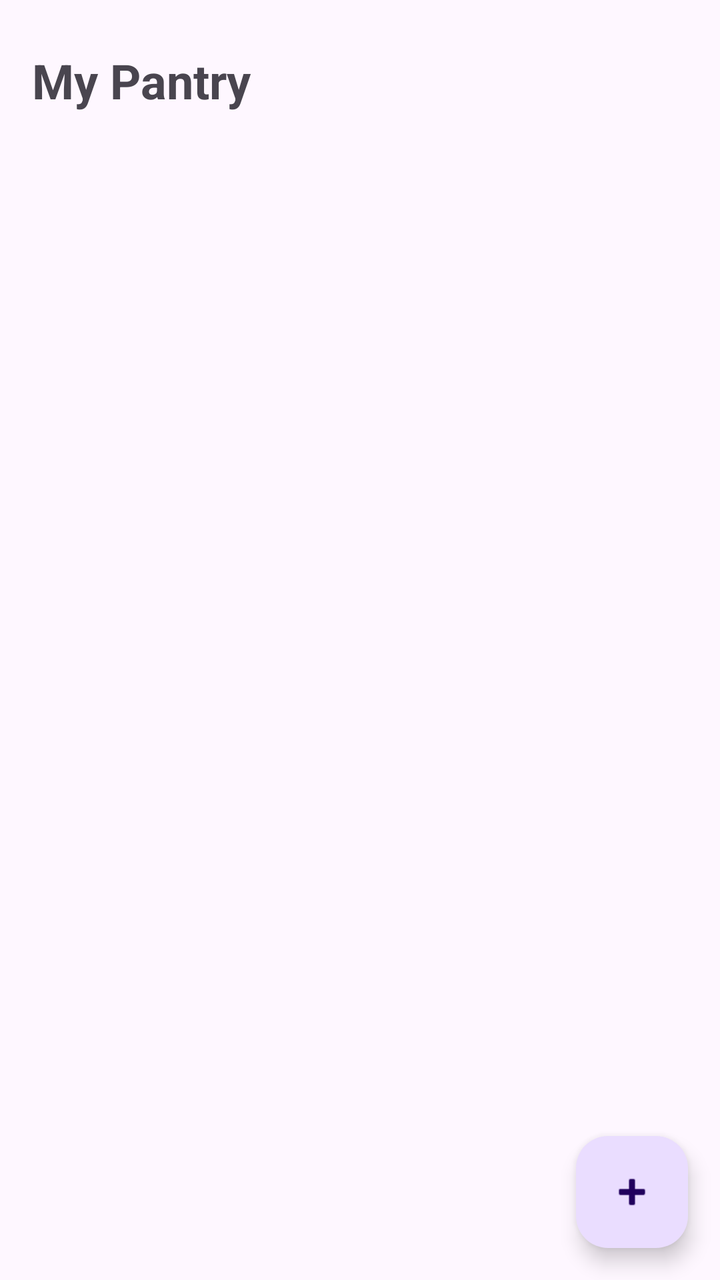
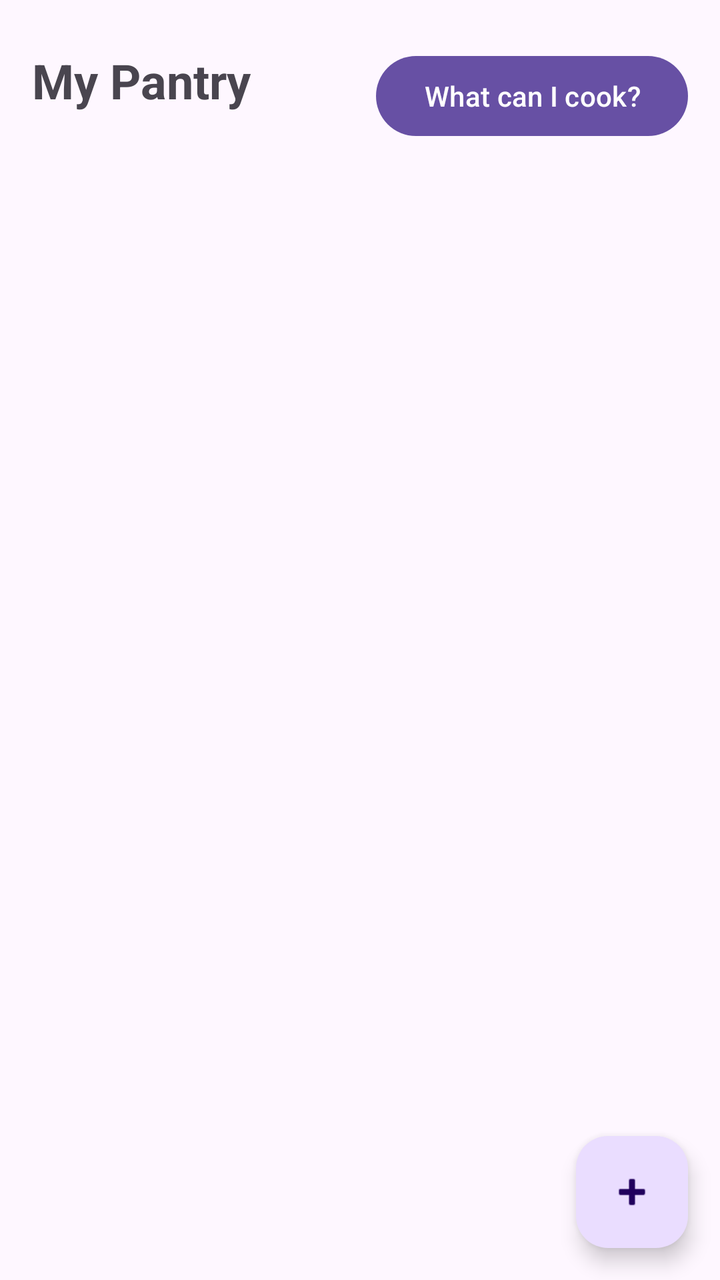

Screens rendered from an Android XML layout before and after an edit, with the pre-edit source and the edit as a unified diff.
<!-- AndroidManifest.xml: application theme Theme.SmartPantryManager -->
<!-- res/layout/activity_main.xml -->
<androidx.constraintlayout.widget.ConstraintLayout xmlns:android="http://schemas.android.com/apk/res/android"
    xmlns:app="http://schemas.android.com/apk/res-auto"
    xmlns:tools="http://schemas.android.com/tools"
    android:id="@+id/main"
    android:layout_width="match_parent"
    android:layout_height="match_parent"
    tools:context=".MainActivity">
    <TextView
        android:id="@+id/titleText"
        android:layout_width="wrap_content"
        android:layout_height="wrap_content"
        android:text="My Pantry"
        android:textSize="24sp"
        android:textStyle="bold"
        android:layout_marginTop="24dp"
        android:layout_marginStart="16dp"
        app:layout_constraintTop_toTopOf="parent"
        app:layout_constraintStart_toStartOf="parent" />

    <androidx.recyclerview.widget.RecyclerView
        android:id="@+id/pantryRecyclerView"
        android:layout_width="0dp"
        android:layout_height="0dp"
        android:layout_marginTop="16dp"
        android:layout_marginStart="8dp"
        android:layout_marginEnd="8dp"
        android:layout_marginBottom="8dp"
        app:layout_constraintTop_toBottomOf="@id/titleText"
        app:layout_constraintStart_toStartOf="parent"
        app:layout_constraintEnd_toEndOf="parent"
        app:layout_constraintBottom_toTopOf="@id/emptyStateText" />

    <TextView
        android:id="@+id/emptyStateText"
        android:layout_width="wrap_content"
        android:layout_height="wrap_content"
        android:text="Your pantry is empty.\nTap + to add your first ingredient."
        android:textAlignment="center"
        android:textSize="16sp"
        android:visibility="gone"
        app:layout_constraintTop_toTopOf="parent"
        app:layout_constraintBottom_toBottomOf="parent"
        app:layout_constraintStart_toStartOf="parent"
        app:layout_constraintEnd_toEndOf="parent" />

    <com.google.android.material.floatingactionbutton.FloatingActionButton
        android:id="@+id/addItemFab"
        android:layout_width="wrap_content"
        android:layout_height="wrap_content"
        android:layout_marginEnd="16dp"
        android:layout_marginBottom="16dp"
        android:contentDescription="Add pantry item"
        android:src="@android:drawable/ic_input_add"
        app:layout_constraintBottom_toBottomOf="parent"
        app:layout_constraintEnd_toEndOf="parent" />

</androidx.constraintlayout.widget.ConstraintLayout>
<!-- resources referenced by this layout -->
<resources>
  <style name="Theme.SmartPantryManager" parent="Base.Theme.SmartPantryManager" />
  <style name="Base.Theme.SmartPantryManager" parent="Theme.Material3.DayNight.NoActionBar">
          
          
      </style>
</resources>

<!-- the commit's change to res/layout/activity_main.xml (unified diff, before → after) -->
@@ -54,4 +54,14 @@
         app:layout_constraintBottom_toBottomOf="parent"
         app:layout_constraintEnd_toEndOf="parent" />
 
+    <Button
+        android:id="@+id/suggestedButton"
+        android:layout_width="wrap_content"
+        android:layout_height="wrap_content"
+        android:layout_marginEnd="16dp"
+        android:layout_marginTop="24dp"
+        android:text="What can I cook?"
+        app:layout_constraintTop_toTopOf="parent"
+        app:layout_constraintEnd_toEndOf="parent" />
+
 </androidx.constraintlayout.widget.ConstraintLayout>
